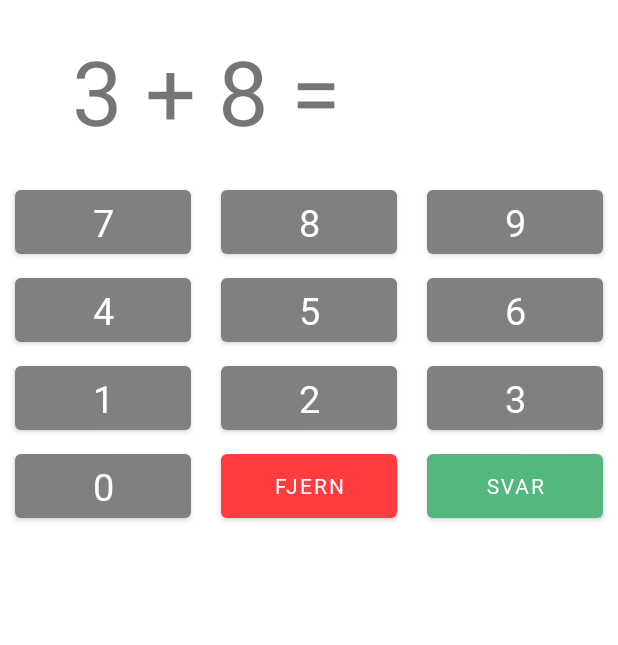
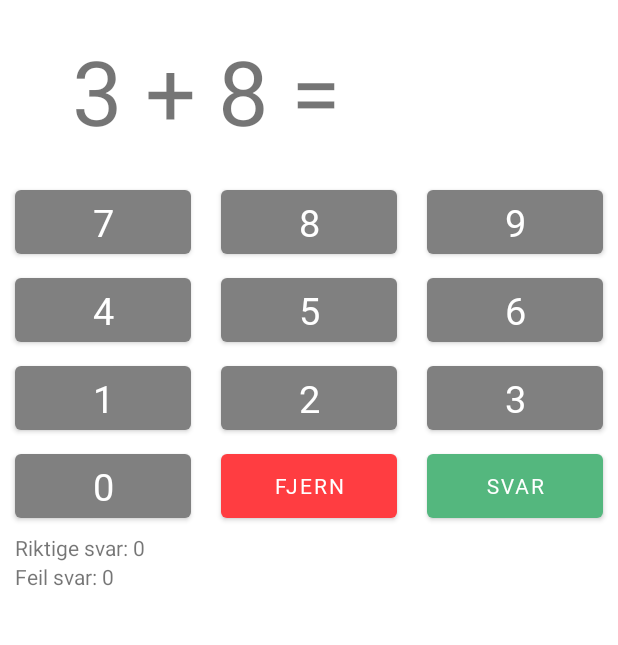
Before and after one commit to oyvind0402/Learning-Maths-App-Android, an Android app: the GameActivity screen opened directly, with no data from a screen before it, on a phone screen of 412 x 824 dp, the part 101-746 px from its top. Run offline under Robolectric (Android 15) with nearby library versions, the light colour scheme and no system bars.

Commit message:
Det var et problem med at språket på startsiden ikke endret seg når du endret det i preferanser og gikk ut - men fikk fikset det! Har også lagt til en metode for når du trykker på back i midten av et spill, fikset det sånn at språket ikke resettes når du bytter landscape i settings aktiviteten også. Ellers la jeg bare til et par textviews igjen siden vi trenger de i spilldelen visstnok, skal ta en liten pause og begynne med array delen!

```diff
--- a/app/src/main/java/com/example/mappe1apputvikling_s188886_s344105/FrontPageActivity.java
+++ b/app/src/main/java/com/example/mappe1apputvikling_s188886_s344105/FrontPageActivity.java
@@ -96,5 +96,6 @@ public class FrontPageActivity extends AppCompatActivity {
     public void visPreferanser(View v) {
         Intent intent = new Intent(this, SettingsActivity.class);
         startActivity(intent);
+        finish();
     }
 }
--- a/app/src/main/java/com/example/mappe1apputvikling_s188886_s344105/GameActivity.java
+++ b/app/src/main/java/com/example/mappe1apputvikling_s188886_s344105/GameActivity.java
@@ -1,6 +1,7 @@
 package com.example.mappe1apputvikling_s188886_s344105;
 
 import android.annotation.SuppressLint;
+import android.content.DialogInterface;
 import android.content.Intent;
 import android.content.SharedPreferences;
 import android.content.res.Configuration;
@@ -16,6 +17,7 @@ import android.widget.ImageView;
 import android.widget.LinearLayout;
 import android.widget.TextView;
 
+import androidx.appcompat.app.AlertDialog;
 import androidx.appcompat.app.AppCompatActivity;
 import androidx.fragment.app.DialogFragment;
 import androidx.preference.PreferenceManager;
@@ -43,12 +45,19 @@ public class GameActivity extends AppCompatActivity implements View.OnClickListe
         startSpill(findViewById(R.layout.spill));
     }
 
-    /*  Metode for å lage en popup når man trykker på tilbakeknappen - skal skrive den i morgen!
+
     @Override
     public void onBackPressed() {
-        new AlertDialog.Builder(this)
+        if(startetSpill) {
+            new AlertDialog.Builder(this).setTitle(R.string.avslutt_fortsett).setMessage(R.string.erdusikker).setPositiveButton(R.string.fortsettspill, null).setNegativeButton(R.string.avsluttspill, new DialogInterface.OnClickListener() {
+                @Override
+                public void onClick(DialogInterface dialogInterface, int i) {
+                    GameActivity.super.onBackPressed();
+                }
+            }).create().show();
+        }
     }
-     */
+
 
     @SuppressLint("ResourceType")
     @Override
@@ -108,6 +117,7 @@ public class GameActivity extends AppCompatActivity implements View.OnClickListe
     // en dialogboks for å si ifra til spilleren at det er tomt for spørsmål.
 
     // Mangler også å lagre alle verdier til SharedPreferences sånn at spillet henter verdier fra SharedPreferences i stedet for fra variabler her ettersom de blir reset når man bytter til landscape modus.
+    @SuppressLint("SetTextI18n")
     public void startSpill(View v) {
         alleRegneStykker.clear();
         alleRegneStykkerSvar.clear();
@@ -121,12 +131,10 @@ public class GameActivity extends AppCompatActivity implements View.OnClickListe
 
         nyRegneStykke();
 
-
-
-        /*TextView avsluttSpill = findViewById(R.id.riktigesvar);
+        TextView avsluttSpill = findViewById(R.id.riktigesvar);
         TextView avsluttSpill2 = findViewById(R.id.feilsvar);
-        avsluttSpill.setText(getResources().getString(R.string.riktige_svar));
-        avsluttSpill2.setText(getResources().getString(R.string.feil_svar));*/
+        avsluttSpill.setText(getResources().getString(R.string.riktige_svar) + " " + riktigeSvar);
+        avsluttSpill2.setText(getResources().getString(R.string.feil_svar) + " " + feilSvar);
 
     }
 
@@ -143,6 +151,7 @@ public class GameActivity extends AppCompatActivity implements View.OnClickListe
         alleRegneStykkerSvar.add(svar);
     }
 
+    @SuppressLint("SetTextI18n")
     public void svar(View v) {
         if(alleRegneStykker.size() == antallRegnestykker) {
             startetSpill = false;
@@ -163,7 +172,17 @@ public class GameActivity extends AppCompatActivity implements View.OnClickListe
 
         if(startetSpill){
             nyRegneStykke();
+
+            TextView avsluttSpill = findViewById(R.id.riktigesvar);
+            TextView avsluttSpill2 = findViewById(R.id.feilsvar);
+            avsluttSpill.setText(getResources().getString(R.string.riktige_svar) + " " + riktigeSvar);
+            avsluttSpill2.setText(getResources().getString(R.string.feil_svar) + " " + feilSvar);
         } else {
+            TextView avsluttSpill = findViewById(R.id.riktigesvar);
+            TextView avsluttSpill2 = findViewById(R.id.feilsvar);
+            avsluttSpill.setText(getResources().getString(R.string.riktige_svar) + " " + riktigeSvar);
+            avsluttSpill2.setText(getResources().getString(R.string.feil_svar) + " " + feilSvar);
+
             SharedPreferences setPrefs = getApplicationContext().getSharedPreferences("com.example.mappe1apputvikling_s188886_s344105", MODE_PRIVATE);
             @SuppressLint("CommitPrefEdits") SharedPreferences.Editor editor = setPrefs.edit();
 
--- a/app/src/main/res/layout/spill.xml
+++ b/app/src/main/res/layout/spill.xml
@@ -266,5 +266,17 @@
             app:backgroundTint="@color/enter" />
     </LinearLayout>
 
+    <TextView
+        android:id="@+id/riktigesvar"
+        android:layout_width="match_parent"
+        android:layout_height="wrap_content"
+        android:layout_marginStart="10dp"/>
+
+    <TextView
+        android:id="@+id/feilsvar"
+        android:layout_width="match_parent"
+        android:layout_height="wrap_content"
+        android:layout_marginStart="10dp"/>
+
 
 </LinearLayout>
--- a/app/src/main/res/values/strings.xml
+++ b/app/src/main/res/values/strings.xml
@@ -23,6 +23,7 @@
     <string name="totalt_antall_spill">Totalt antall spill:</string>
     <string name="totalt_antall_riktige">Totalt antall riktige svar:</string>
     <string name="totalt_antall_feil">Totalt antall feil svar:</string>
+    <string name="erdusikker">Er du sikker på at du vil gå tilbake? Spillet vil avsluttes og du må starte på nytt.</string>
     <string name="_8">8</string>
     <string name="_7">7</string>
     <string name="_9">9</string>
```
Also changed, not shown: app/src/main/java/com/example/mappe1apputvikling_s188886_s344105/SettingsActivity.java (+54 -0 lines), app/src/main/res/values/arrays.xml (+24 -24 lines), 2 other files.
